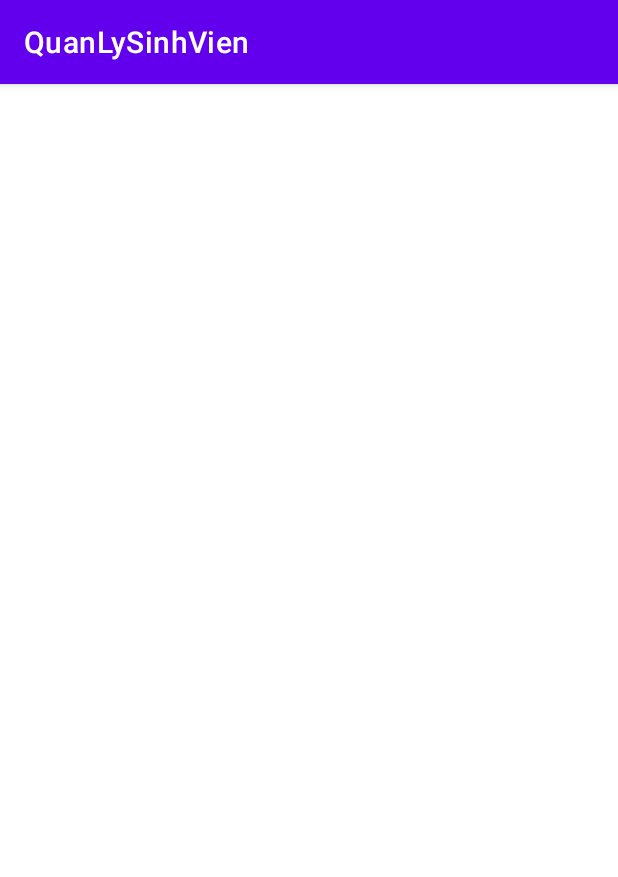
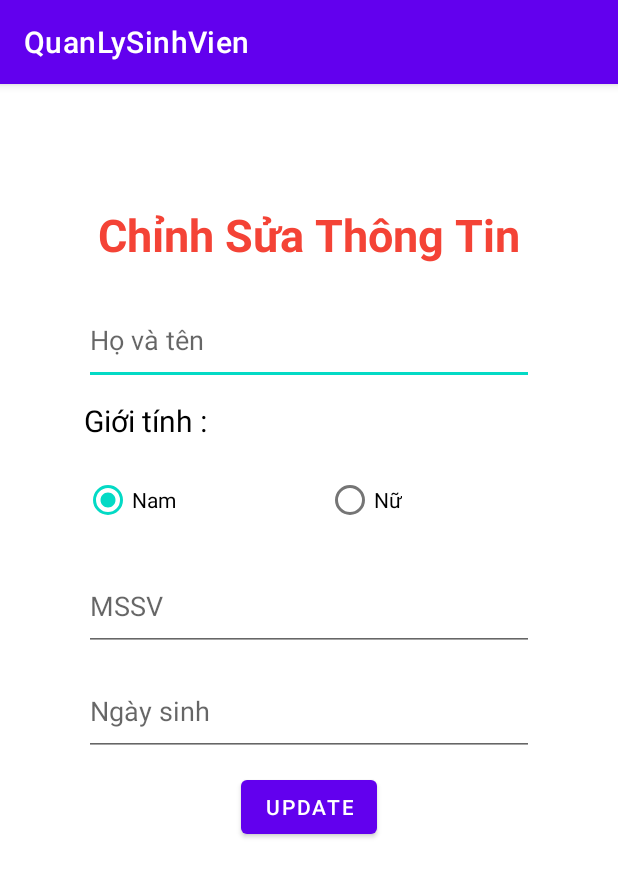
Before and after one commit to longhuynh1103/QLSinhVien, an Android app: the ActivityUpdateStudent screen opened directly, with no data from a screen before it, on a phone screen of 412 x 824 dp. Shown: the top 877 px of the screen. Run offline under Robolectric (Android 15) with nearby library versions, the phone set to English and light mode, and no system bars.

Commit message:
Create layout activity_student.xml/ activity_add_student.xml/ activity_add_student.xml

```diff
--- a/app/src/main/res/layout/activity_update_student.xml
+++ b/app/src/main/res/layout/activity_update_student.xml
@@ -1,9 +1,78 @@
 <?xml version="1.0" encoding="utf-8"?>
-<androidx.constraintlayout.widget.ConstraintLayout xmlns:android="http://schemas.android.com/apk/res/android"
+<LinearLayout xmlns:android="http://schemas.android.com/apk/res/android"
     xmlns:app="http://schemas.android.com/apk/res-auto"
     xmlns:tools="http://schemas.android.com/tools"
     android:layout_width="match_parent"
     android:layout_height="match_parent"
-    tools:context=".ActivityUpdateStudent">
+    android:orientation="vertical"
+    tools:context=".ActivityAddSubjects">
 
-</androidx.constraintlayout.widget.ConstraintLayout>
+    <TextView
+        android:layout_marginTop="80dp"
+        android:textColor="#F44336"
+        android:textStyle="bold"
+        android:textSize="30sp"
+        android:gravity="center"
+        android:text="Chỉnh Sửa Thông Tin"
+        android:layout_width="match_parent"
+        android:layout_height="wrap_content"></TextView>
+    <EditText
+        android:id="@+id/EditTextUpdateStudentName"
+        android:layout_marginTop="20dp"
+        android:layout_gravity="center"
+        android:hint="Họ và tên"
+        android:layout_width="300dp"
+        android:layout_height="60dp"></EditText>
+    <TextView
+        android:layout_marginTop="10dp"
+        android:textColor="#000000"
+        android:textSize="20sp"
+        android:text="Giới tính : "
+        android:layout_gravity="center"
+        android:layout_width="300dp"
+        android:layout_height="wrap_content"></TextView>
+    <RadioGroup
+        android:paddingTop="15dp"
+        android:orientation="horizontal"
+        android:layout_gravity="center"
+        android:layout_width="300dp"
+        android:layout_height="70dp">
+        <RadioButton
+            android:checked="true"
+            android:textColor="#000000"
+            android:id="@+id/radiobuttonUpdateMale"
+            android:text="Nam"
+            android:layout_width="wrap_content"
+            android:layout_height="wrap_content"></RadioButton>
+        <RadioButton
+            android:textColor="#000000"
+            android:id="@+id/radiobuttonUpdateFemale"
+            android:layout_marginLeft="100dp"
+            android:text="Nữ"
+            android:layout_width="wrap_content"
+            android:layout_height="wrap_content"></RadioButton>
+    </RadioGroup>
+    <EditText
+        android:id="@+id/EditTextUpdateSudentCode"
+        android:layout_marginTop="10dp"
+        android:layout_gravity="center"
+        android:hint="MSSV"
+        android:layout_width="300dp"
+        android:layout_height="60dp"></EditText>
+    <EditText
+        android:inputType="datetime"
+        android:id="@+id/EditTextUpdateDateOfBirth"
+        android:layout_marginTop="10dp"
+        android:layout_gravity="center"
+        android:hint="Ngày sinh"
+        android:layout_width="300dp"
+        android:layout_height="60dp"></EditText>
+    <Button
+        android:id="@+id/buttonUpdateStudent"
+        android:layout_marginTop="10dp"
+        android:text="Update"
+        android:layout_gravity="center"
+        android:layout_width="wrap_content"
+        android:layout_height="wrap_content"></Button>
+
+</LinearLayout>
```
Also changed, not shown: app/src/main/res/layout/activity_add_student.xml (+72 -3 lines), app/src/main/res/layout/activity_student.xml (+14 -3 lines).
